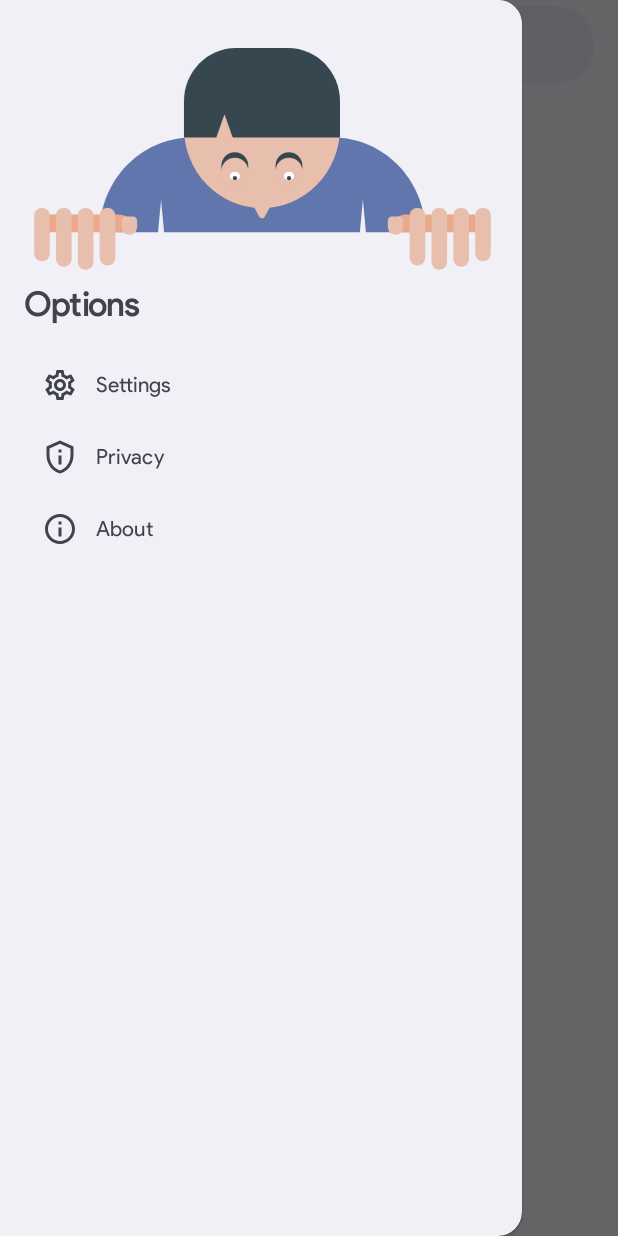
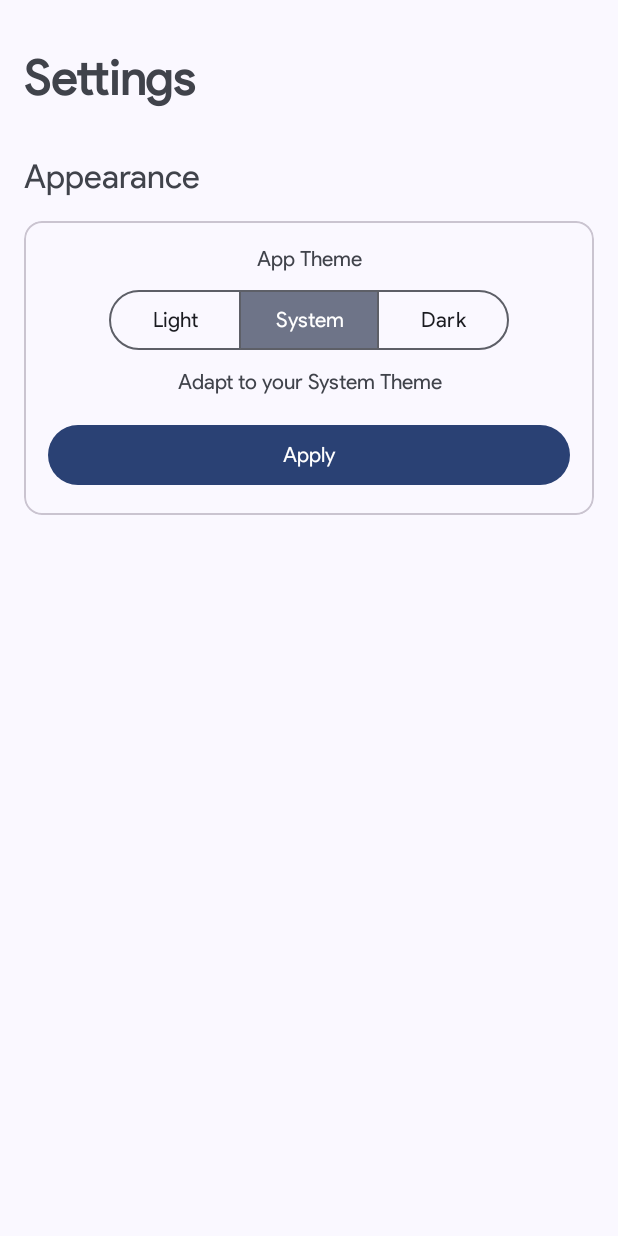
Before and after one commit to Akruzen/Checklance, an Android app: the screen it shows after launch (MainActivity before the commit, SettingsActivity after it), after a tap on "Settings", on a phone screen of 412 x 824 dp. Run offline under Robolectric (Android 15) with nearby library versions, the phone set to English and light mode, and no system bars; 2 other taps on this screen came first.

Commit message:
Added SettingsActivity

```diff
--- a/app/src/main/AndroidManifest.xml
+++ b/app/src/main/AndroidManifest.xml
@@ -19,6 +19,9 @@
         android:supportsRtl="true"
         android:theme="@style/Base.Theme.Checklance"
         tools:targetApi="31">
+        <activity
+            android:name=".SettingsActivity"
+            android:exported="false" />
         <activity
             android:name=".AddBankActivity"
             android:exported="false" />
--- a/app/src/main/java/com/akruzen/checklance/MainActivity.java
+++ b/app/src/main/java/com/akruzen/checklance/MainActivity.java
@@ -3,17 +3,33 @@ package com.akruzen.checklance;
 import android.content.Intent;
 import android.os.Bundle;
 import android.view.Gravity;
+import android.view.MenuItem;
 import android.view.View;
 
+import androidx.annotation.NonNull;
 import androidx.appcompat.app.AppCompatActivity;
 import androidx.core.view.GravityCompat;
 import androidx.drawerlayout.widget.DrawerLayout;
 import androidx.fragment.app.DialogFragment;
 import androidx.fragment.app.Fragment;
 
+import com.google.android.material.navigation.NavigationView;
+
 public class MainActivity extends AppCompatActivity {
 
     DrawerLayout drawerLayout;
+    NavigationView navigationView;
+
+    @Override
+    protected void onCreate(Bundle savedInstanceState) {
+        super.onCreate(savedInstanceState);
+        setContentView(R.layout.activity_main);
+        // Find View
+        drawerLayout = findViewById(R.id.drawerLayout);
+        navigationView = findViewById(R.id.navigationView);
+        // Method Calls
+        setUpNavigationDrawer();
+    }
 
     public void openNavDrawer (View view) {
         drawerLayout.setDrawerTitle(GravityCompat.START, "Options");
@@ -25,10 +41,16 @@ public class MainActivity extends AppCompatActivity {
         startActivity(intent);
     }
 
-    @Override
-    protected void onCreate(Bundle savedInstanceState) {
-        super.onCreate(savedInstanceState);
-        setContentView(R.layout.activity_main);
-        drawerLayout = findViewById(R.id.drawerLayout);
+    private void setUpNavigationDrawer () {
+        navigationView.setNavigationItemSelectedListener(item -> {
+            int id = item.getItemId();
+            Intent intent = new Intent(this, SettingsActivity.class); // Default
+            if (id == R.id.menu_settings) {
+                drawerLayout.close();
+            }
+            startActivity(intent);
+            return true;
+        });
     }
+
 }
--- /dev/null
+++ b/app/src/main/java/com/akruzen/checklance/SettingsActivity.java
@@ -0,0 +1,33 @@
+package com.akruzen.checklance;
+
+import android.os.Bundle;
+import android.widget.TextView;
+
+import androidx.appcompat.app.AppCompatActivity;
+
+import com.google.android.material.button.MaterialButtonToggleGroup;
+
+public class SettingsActivity extends AppCompatActivity {
+
+    MaterialButtonToggleGroup themeToggleBtn;
+    TextView themeDescTxtView;
+
+    @Override
+    protected void onCreate(Bundle savedInstanceState) {
+        super.onCreate(savedInstanceState);
+        setContentView(R.layout.activity_settings);
+        // Find View
+        themeToggleBtn = findViewById(R.id.themeToggleButton);
+        themeDescTxtView = findViewById(R.id.themeDescTxt);
+        // Method Calls
+        setThemeToggleBtn();
+    }
+
+    private void setThemeToggleBtn () {
+        themeToggleBtn.addOnButtonCheckedListener((group, checkedId, isChecked) -> {
+            if (checkedId == R.id.segBtnSys) themeDescTxtView.setText(getString(R.string.sys_theme_desc));
+            if (checkedId == R.id.segBtnLight) themeDescTxtView.setText(getString(R.string.light_theme_desc));
+            if (checkedId == R.id.segBtnDark) themeDescTxtView.setText(getString(R.string.dark_theme_desc));
+        });
+    }
+}
--- a/app/src/main/res/layout/activity_main.xml
+++ b/app/src/main/res/layout/activity_main.xml
@@ -116,6 +116,7 @@
     </androidx.constraintlayout.widget.ConstraintLayout>
 
     <com.google.android.material.navigation.NavigationView
+        android:id="@+id/navigationView"
         android:layout_width="wrap_content"
         android:layout_height="match_parent"
         android:layout_gravity="start"
--- /dev/null
+++ b/app/src/main/res/layout/activity_settings.xml
@@ -0,0 +1,112 @@
+<?xml version="1.0" encoding="utf-8"?>
+<androidx.constraintlayout.widget.ConstraintLayout xmlns:android="http://schemas.android.com/apk/res/android"
+    xmlns:app="http://schemas.android.com/apk/res-auto"
+    xmlns:tools="http://schemas.android.com/tools"
+    android:layout_width="match_parent"
+    android:layout_height="match_parent"
+    tools:context=".SettingsActivity">
+
+    <ScrollView
+        android:layout_width="match_parent"
+        android:layout_height="match_parent"
+        app:layout_constraintBottom_toBottomOf="parent"
+        app:layout_constraintEnd_toEndOf="parent"
+        app:layout_constraintStart_toStartOf="parent"
+        app:layout_constraintTop_toTopOf="parent">
+
+        <LinearLayout
+            android:layout_width="match_parent"
+            android:layout_height="wrap_content"
+            android:orientation="vertical"
+            android:padding="16dp">
+
+            <TextView
+                android:id="@+id/textView4"
+                android:layout_width="match_parent"
+                android:layout_height="wrap_content"
+                android:layout_marginVertical="16dp"
+                android:text="Settings"
+                android:textSize="@dimen/large_heading"
+                android:textStyle="bold" />
+
+            <TextView
+                android:id="@+id/textView5"
+                android:layout_width="match_parent"
+                android:layout_height="wrap_content"
+                android:layout_marginVertical="16dp"
+                android:text="Appearance"
+                android:textSize="@dimen/large_title" />
+
+            <com.google.android.material.card.MaterialCardView
+                android:layout_height="wrap_content"
+                android:layout_width="match_parent">
+
+                <LinearLayout
+                    android:layout_width="match_parent"
+                    android:layout_height="wrap_content"
+                    android:orientation="vertical"
+                    android:padding="16dp">
+
+                    <TextView
+                        android:id="@+id/textView6"
+                        android:layout_width="match_parent"
+                        android:layout_height="wrap_content"
+                        android:gravity="center"
+                        android:text="App Theme"
+                        android:textSize="@dimen/small_title" />
+
+                    <com.google.android.material.button.MaterialButtonToggleGroup
+                        android:id="@+id/themeToggleButton"
+                        android:layout_width="wrap_content"
+                        android:layout_height="wrap_content"
+                        android:layout_gravity="center"
+                        android:layout_marginVertical="8dp"
+                        app:checkedButton="@id/segBtnSys"
+                        app:selectionRequired="true"
+                        app:singleSelection="true">
+
+                        <Button
+                            android:id="@+id/segBtnLight"
+                            style="?attr/materialButtonOutlinedStyle"
+                            android:layout_width="wrap_content"
+                            android:layout_height="wrap_content"
+                            android:text="Light" />
+
+                        <Button
+                            android:id="@+id/segBtnSys"
+                            style="?attr/materialButtonOutlinedStyle"
+                            android:layout_width="wrap_content"
+                            android:layout_height="wrap_content"
+                            android:text="System" />
+
+                        <Button
+                            android:id="@+id/segBtnDark"
+                            style="?attr/materialButtonOutlinedStyle"
+                            android:layout_width="wrap_content"
+                            android:layout_height="wrap_content"
+                            android:text="Dark" />
+                    </com.google.android.material.button.MaterialButtonToggleGroup>
+
+                    <TextView
+                        android:id="@+id/themeDescTxt"
+                        android:layout_width="match_parent"
+                        android:layout_height="wrap_content"
+                        android:gravity="center"
+                        android:text="@string/sys_theme_desc"
+                        android:textSize="@dimen/small_title" />
+
+                    <Button
+                        android:id="@+id/setThemeBtn"
+                        android:layout_width="match_parent"
+                        android:layout_height="wrap_content"
+                        android:layout_gravity="center"
+                        android:layout_marginTop="16dp"
+                        android:text="Apply" />
+
+                </LinearLayout>
+
+            </com.google.android.material.card.MaterialCardView>
+
+        </LinearLayout>
+    </ScrollView>
+</androidx.constraintlayout.widget.ConstraintLayout>
--- a/app/src/main/res/values/strings.xml
+++ b/app/src/main/res/values/strings.xml
@@ -12,4 +12,7 @@
         transactional messages of a particular bank.</string>
     <!-- TODO: Remove or change this placeholder text -->
     <string name="hello_blank_fragment">Hello blank fragment</string>
+    <string name="sys_theme_desc">Adapt to your System Theme</string>
+    <string name="light_theme_desc">Always use Light Mode</string>
+    <string name="dark_theme_desc">Always use Dark Mode</string>
 </resources>
```
